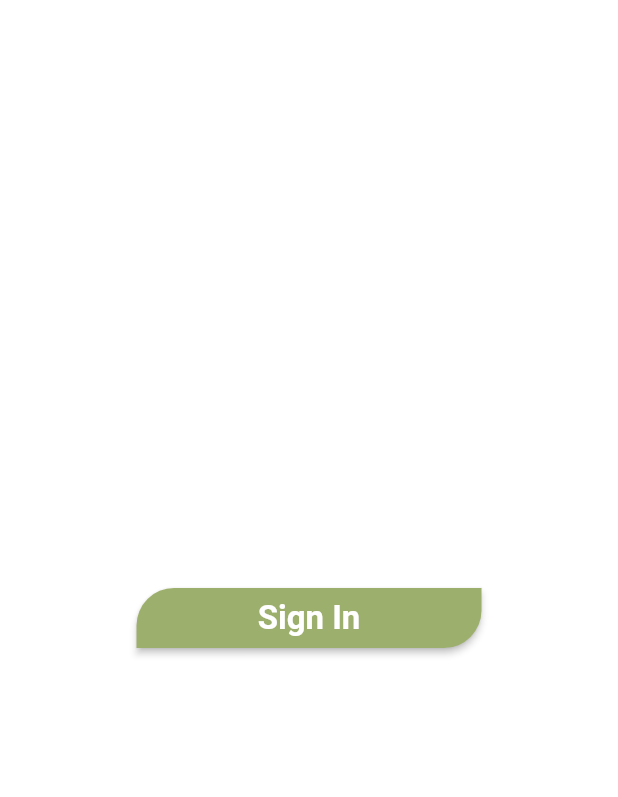
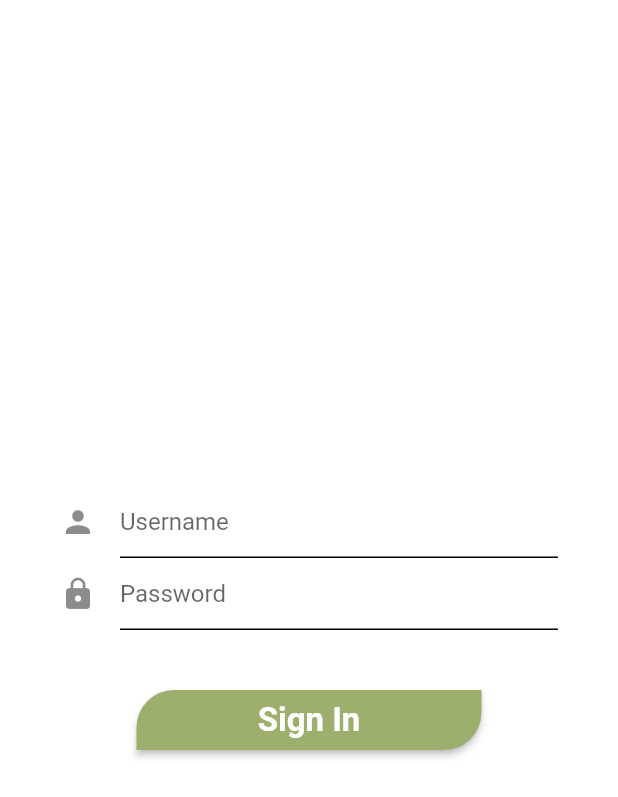
Before and after one commit to 92Andy/my_plant, a Flutter app: the screen it shows after launch, on a phone screen of 412 x 824 dp. Shown: the top 797 px of the screen. Run offline on Flutter 3.47's test engine with Material 2 defaults, Android fonts, the phone set to English and light mode, and no system bars.

Commit message:
#4: Username and password form added

```diff
--- a/lib/login/login_page.dart
+++ b/lib/login/login_page.dart
@@ -8,8 +8,36 @@ class LoginPage extends StatelessWidget {
   Widget build(BuildContext context) {
     return Scaffold(
       body: Center(
-        child: LoginButton(
-          onLoginClicked: () {},
+        child: Column(
+          mainAxisAlignment: MainAxisAlignment.center,
+          crossAxisAlignment: CrossAxisAlignment.center,
+          children: [
+            const Padding(
+              padding: EdgeInsets.fromLTRB(40, 0, 40, 0),
+              child: TextField(
+                obscureText: true,
+                decoration: InputDecoration(
+                  icon: Icon(Icons.person),
+                  hintText: 'Username',
+                  enabledBorder: UnderlineInputBorder(),
+                ),
+              ),
+            ),
+            const Padding(
+              padding: EdgeInsets.fromLTRB(40, 0, 40, 40),
+              child: TextField(
+                obscureText: true,
+                decoration: InputDecoration(
+                  icon: Icon(Icons.lock),
+                  hintText: 'Password',
+                  enabledBorder: UnderlineInputBorder(),
+                ),
+              ),
+            ),
+            LoginButton(
+              onLoginClicked: () {},
+            ),
+          ],
         ),
       ),
     );
--- a/lib/theming/my_plant_theme.dart
+++ b/lib/theming/my_plant_theme.dart
@@ -6,7 +6,7 @@ class MyPlantTheme {
     return ThemeData(
       textTheme: textLightTheme(),
       colorScheme: colorThemeLight(),
-      scaffoldBackgroundColor: Colors.transparent,
+      scaffoldBackgroundColor: Colors.white,
     );
   }
 
```
